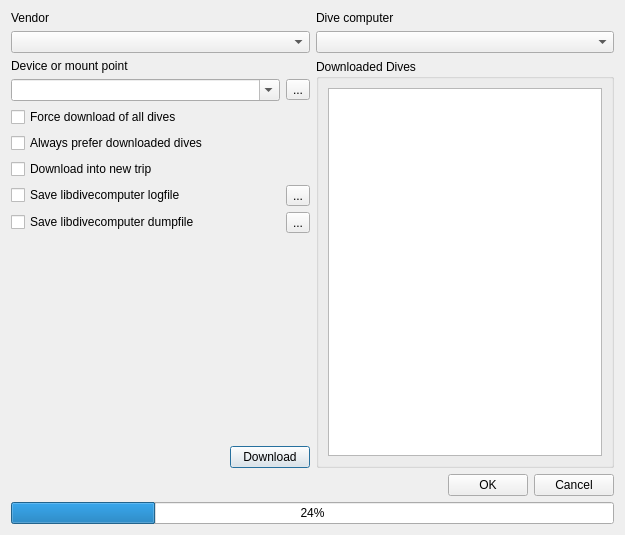
Old version of the form qt-ui/downloadfromdivecomputer.ui in the repository subsurface/subsurface.
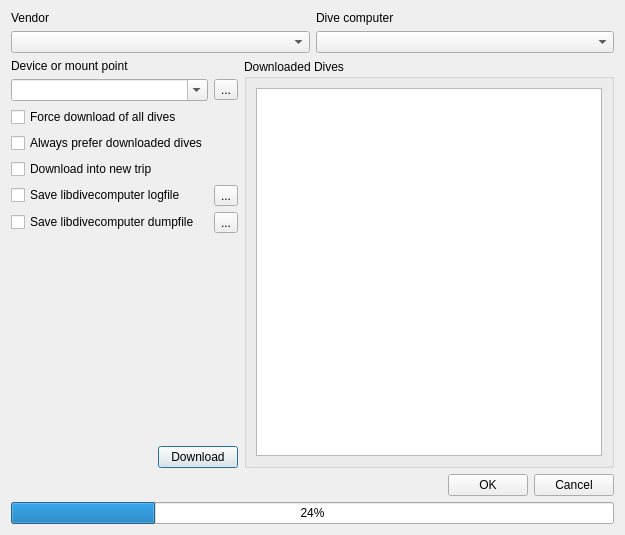
New version of the form. Icons and pictures are not drawn.

Commit message:
Dive d/l selection UI: brute force size optimizations
This is horrible, but it gets something in place and hopefully we can
clean this up soon.

Diff of the .ui file:
```diff
--- a/qt-ui/downloadfromdivecomputer.ui
+++ b/qt-ui/downloadfromdivecomputer.ui
@@ -165,6 +165,12 @@
        <property name="title">
         <string>Downloaded Dives</string>
        </property>
+       <property name="sizePolicy">
+        <sizepolicy hsizetype="MinimumExpanding" vsizetype="MinimumExpanding">
+         <horstretch>1</horstretch>
+         <verstretch>0</verstretch>
+        </sizepolicy>
+       </property>
        <layout class="QHBoxLayout" name="downloadedViewLayout">
         <item>
          <widget class="QTableView" name="downloadedView"/>
```
The commit also changes 1 other file.
